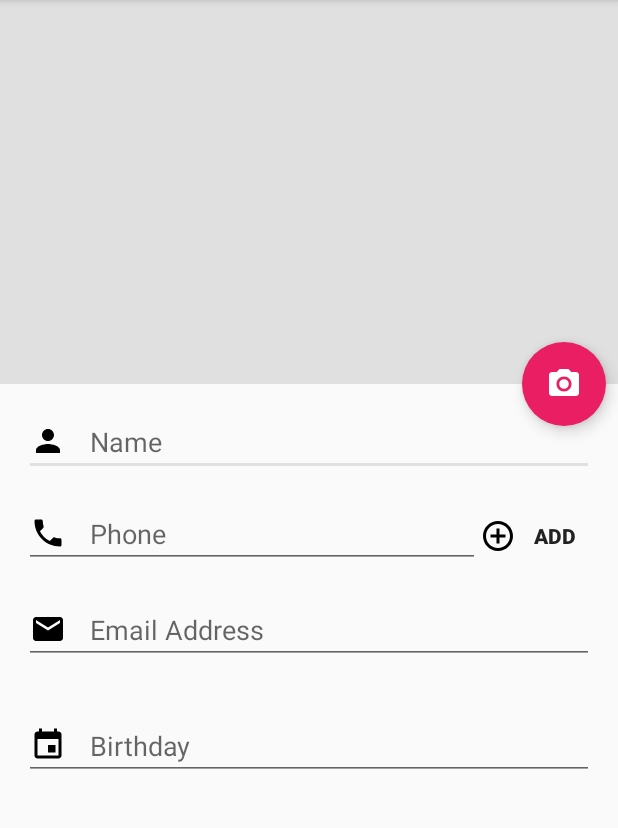
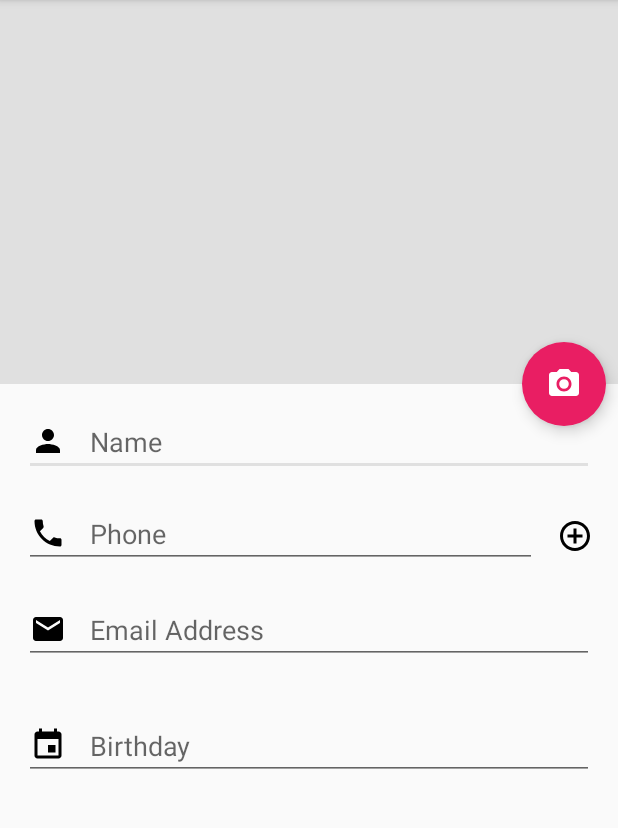
Before and after one commit to CarlosDubon/Contacts, an Android app: the AddContactActivity screen opened directly, with no data from a screen before it, on a phone screen of 412 x 824 dp, the part 84-912 px from its top. Run offline under Robolectric (Android 15) with nearby library versions, the phone set to English and light mode, and no system bars.

Commit message:
cambio de diseño de añadir contacto

```diff
--- a/app/src/main/java/com/bonusteam/contacts/AddContactActivity.java
+++ b/app/src/main/java/com/bonusteam/contacts/AddContactActivity.java
@@ -65,6 +65,7 @@ public class AddContactActivity extends AppCompatActivity {
                 EditText editText = addView.findViewById(R.id.new_field);
                 Button rmButton = addView.findViewById(R.id.rm_new_phone_field);
                 editText.setId(extraPhones);
+                editText.setHint("Phone "+extraPhones);
                 final EditText editTextPhone = addView.findViewById(extraPhones);
                 rmButton.setOnClickListener(new View.OnClickListener() {
                     @Override
--- a/app/src/main/res/layout/activity_add_contact.xml
+++ b/app/src/main/res/layout/activity_add_contact.xml
@@ -48,7 +48,7 @@
                     android:layout_marginLeft="16dp"
                     android:layout_marginRight="16dp">
                     <EditText
-                        android:layout_weight="0.8"
+                        android:layout_weight="0.9"
                         android:id="@+id/phone_contact_add"
                         android:layout_width="0dp"
                         android:layout_height="wrap_content"
@@ -60,12 +60,11 @@
                         />
                     <Button
                         android:id="@+id/add_new_phone_field"
-                        android:layout_weight="0.2"
+                        android:layout_weight="0.1"
                         android:layout_width="0dp"
                         android:layout_height="wrap_content"
-                        android:text="@string/text_add"
                         android:background="@android:color/transparent"
-                        android:drawableLeft="@drawable/ic_add_circle_outline_black_24dp"
+                        android:drawableRight="@drawable/ic_add_circle_outline_black_24dp"
                         android:textStyle="bold"
                         />
                 </LinearLayout>
```
Also changed, not shown: app/src/main/res/drawable/ic_close_black_24dp.xml (added, +9 -0 lines), app/src/main/res/layout/new_field_phone.xml (+4 -4 lines).
